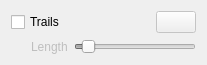
Old version of the form gui/FeatureOptions.ui in the repository Kitware/TeleSculptor.
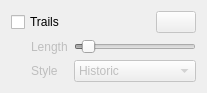
New version of the form. Custom widgets are drawn as their Qt base class.

Commit message:
Add option for historic-only trails
Add an option to the feature tracks representation to show only the
"historic" part of feature track trails.

```diff
--- a/gui/FeatureOptions.ui
+++ b/gui/FeatureOptions.ui
@@ -7,7 +7,7 @@
     <x>0</x>
     <y>0</y>
     <width>207</width>
-    <height>61</height>
+    <height>93</height>
    </rect>
   </property>
   <property name="windowTitle">
@@ -47,11 +47,11 @@
      <property name="enabled">
       <bool>false</bool>
      </property>
-     <layout class="QHBoxLayout" name="horizontalLayout" stretch="0,0,1">
+     <layout class="QGridLayout" name="gridLayout" columnstretch="0,0,1">
       <property name="margin">
        <number>0</number>
       </property>
-      <item>
+      <item row="0" column="0" rowspan="2">
        <spacer name="horizontalSpacer">
         <property name="orientation">
          <enum>Qt::Horizontal</enum>
@@ -64,14 +64,14 @@
         </property>
        </spacer>
       </item>
-      <item>
-       <widget class="QLabel" name="label">
+      <item row="0" column="1">
+       <widget class="QLabel" name="lengthLabel">
         <property name="text">
          <string>Length</string>
         </property>
        </widget>
       </item>
-      <item>
+      <item row="0" column="2">
        <widget class="QSlider" name="trailLength">
         <property name="minimum">
          <number>1</number>
@@ -90,6 +90,27 @@
         </property>
        </widget>
       </item>
+      <item row="1" column="1">
+       <widget class="QLabel" name="styleLabel">
+        <property name="text">
+         <string>Style</string>
+        </property>
+       </widget>
+      </item>
+      <item row="1" column="2">
+       <widget class="QComboBox" name="trailStyle">
+        <item>
+         <property name="text">
+          <string>Historic</string>
+         </property>
+        </item>
+        <item>
+         <property name="text">
+          <string>Symmetric</string>
+         </property>
+        </item>
+       </widget>
+      </item>
      </layout>
     </widget>
    </item>
```
The commit also changes 4 other files.
